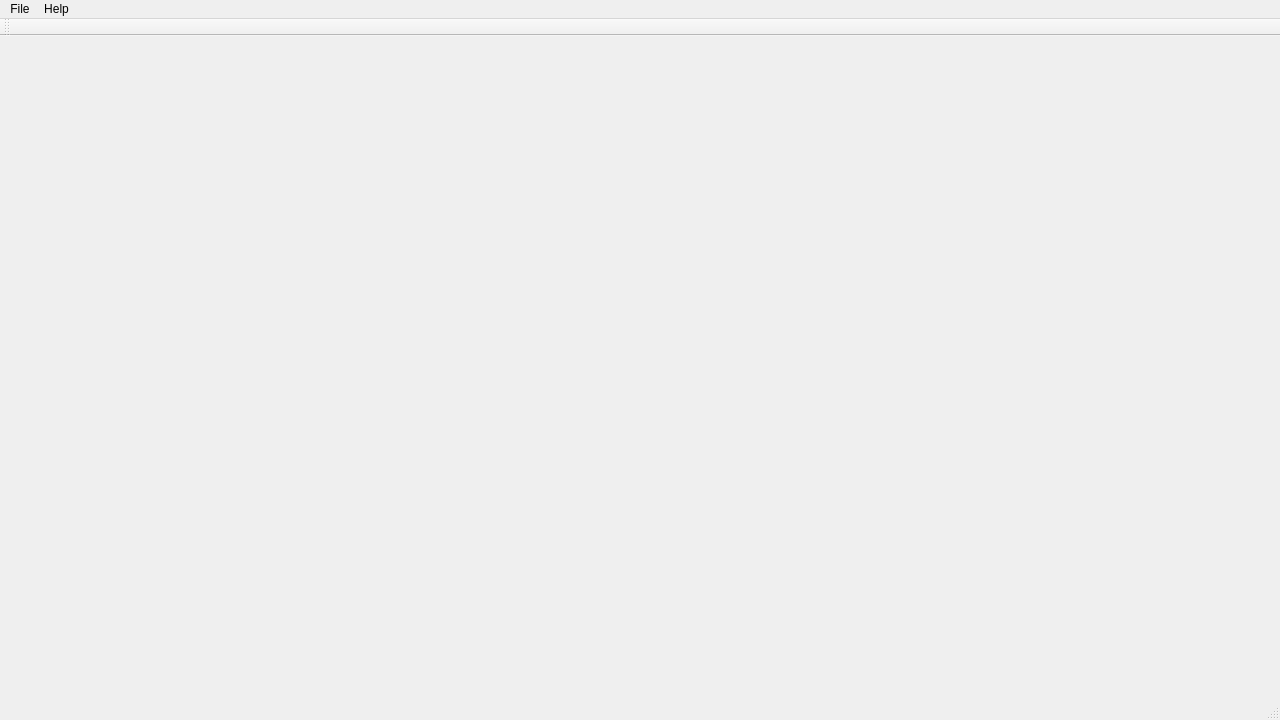
The window that internal/gui/mainwindow.ui (MatusOllah/gcharted) describes before a commit, drawn with Qt 5.
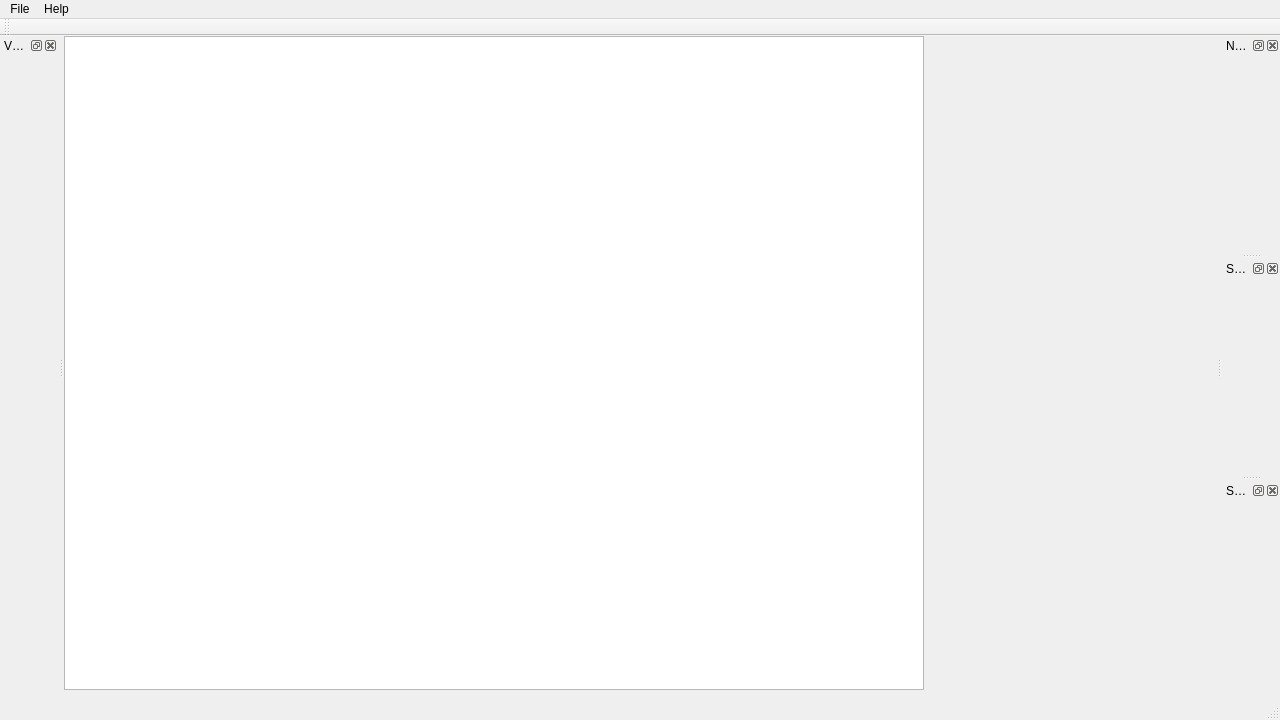
The same window after the commit. Icons and pictures are not drawn.

What changed in the file:
```diff
--- a/internal/gui/mainwindow.ui
+++ b/internal/gui/mainwindow.ui
@@ -17,7 +17,18 @@
    <iconset resource="../../assets/assets.qrc">
     <normaloff>:/icons/gcharted.png</normaloff>:/icons/gcharted.png</iconset>
   </property>
-  <widget class="QWidget" name="centralwidget"/>
+  <widget class="QWidget" name="centralwidget">
+   <widget class="QGraphicsView" name="graphicsView">
+    <property name="geometry">
+     <rect>
+      <x>0</x>
+      <y>0</y>
+      <width>860</width>
+      <height>654</height>
+     </rect>
+    </property>
+   </widget>
+  </widget>
   <widget class="QMenuBar" name="menubar">
    <property name="geometry">
     <rect>
@@ -55,6 +66,42 @@
    </attribute>
   </widget>
   <widget class="QStatusBar" name="statusbar"/>
+  <widget class="QDockWidget" name="vuMeterDockWidget">
+   <property name="windowTitle">
+    <string>VUMeter</string>
+   </property>
+   <attribute name="dockWidgetArea">
+    <number>1</number>
+   </attribute>
+   <widget class="QWidget" name="vuMeterDockWidgetContents"/>
+  </widget>
+  <widget class="QDockWidget" name="noteDockWidget">
+   <property name="windowTitle">
+    <string>Note</string>
+   </property>
+   <attribute name="dockWidgetArea">
+    <number>2</number>
+   </attribute>
+   <widget class="QWidget" name="noteDockWidgetContents"/>
+  </widget>
+  <widget class="QDockWidget" name="sectionDockWidget">
+   <property name="windowTitle">
+    <string>Section</string>
+   </property>
+   <attribute name="dockWidgetArea">
+    <number>2</number>
+   </attribute>
+   <widget class="QWidget" name="sectionDockWidgetContents"/>
+  </widget>
+  <widget class="QDockWidget" name="songDockWidget">
+   <property name="windowTitle">
+    <string>Song</string>
+   </property>
+   <attribute name="dockWidgetArea">
+    <number>2</number>
+   </attribute>
+   <widget class="QWidget" name="songDockWidgetContents"/>
+  </widget>
   <action name="actionAbout">
    <property name="text">
     <string>About</string>
```
Left out of the diff: 6 changed lines with no effect on the pictures.
